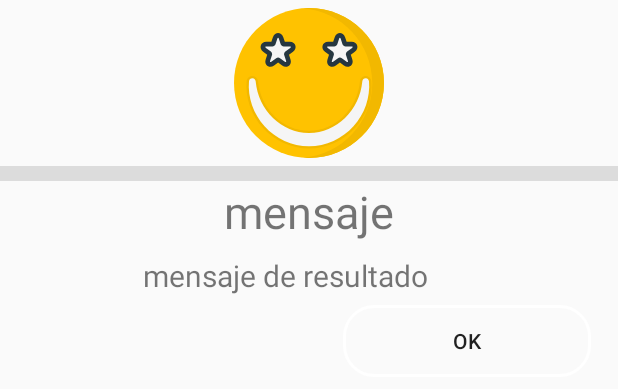
After one commit to JuanDaa/Utilidades-PJIC, an Android app: the layout calculate_note_dialog.xml on its own in the app's theme, with its tools: preview values and no code run, on a phone screen of 412 x 824 dp. The commit adds this screen. Shown: the top 389 px of the screen. Run offline under Robolectric (Android 15) with nearby library versions, the phone set to English and light mode, and no system bars.

Commit message:
Add FUNCTIONS

```diff
--- /dev/null
+++ b/app/src/main/res/drawable/ic_star.xml
@@ -0,0 +1,11 @@
+<vector android:height="24dp" android:viewportHeight="128"
+    android:viewportWidth="128" android:width="24dp" xmlns:android="http://schemas.android.com/apk/res/android">
+    <path android:fillColor="#FFC200" android:pathData="M64,64m-64,0a64,64 0,1 1,128 0a64,64 0,1 1,-128 0"/>
+    <path android:fillColor="#F2B800" android:pathData="M64,0c-1.685,0 -3.349,0.085 -5,0.213C92.008,2.767 118,30.337 118,64s-25.992,61.233 -59,63.787c1.651,0.128 3.315,0.213 5,0.213c35.348,0 64,-28.652 64,-64S99.348,0 64,0z"/>
+    <path android:fillColor="#F2B800" android:pathData="M63.989,119.955c-7.497,-0.046 -15.003,-1.682 -21.704,-4.731c-6.841,-3.177 -12.965,-7.676 -17.723,-13.019c-4.819,-5.298 -8.648,-11.742 -11.059,-18.623c-2.388,-6.975 -3.318,-14.296 -2.696,-21.184c0.228,-2.521 2.306,-4.42 4.833,-4.42c0.146,0 0.292,0.006 0.439,0.02c2.337,0.211 4.187,2.061 4.398,4.398c1.07,11.602 6.105,22.306 14.177,30.138c7.966,7.769 18.525,12.224 28.977,12.224h0.737c10.452,0 21.013,-4.454 28.974,-12.219c8.077,-7.855 13.111,-18.572 14.176,-30.18c0.231,-2.515 2.309,-4.41 4.83,-4.41c0.147,0 0.297,0.008 0.446,0.021c2.333,0.214 4.179,2.062 4.39,4.393c0.634,6.938 -0.297,14.247 -2.686,21.208c-2.411,6.891 -6.239,13.336 -11.074,18.649c-4.743,5.328 -10.867,9.828 -17.695,12.998c-6.714,3.056 -14.219,4.689 -21.717,4.736c-0.004,0 -0.009,0 -0.014,0C63.996,119.955 63.993,119.955 63.989,119.955z"/>
+    <path android:fillColor="#F5F5F5" android:pathData="M115.2,62.613c0.612,6.709 -0.341,13.745 -2.591,20.309c-2.3,6.564 -5.914,12.732 -10.663,17.953c-4.696,5.275 -10.574,9.52 -17.059,12.529c-6.512,2.963 -13.7,4.506 -20.887,4.551c-7.188,-0.044 -14.377,-1.589 -20.889,-4.552c-6.482,-3.012 -12.36,-7.255 -17.058,-12.528c-4.75,-5.221 -8.364,-11.389 -10.664,-17.953c-2.252,-6.578 -3.205,-13.563 -2.593,-20.344c0.143,-1.571 1.53,-2.729 3.103,-2.588c1.395,0.126 2.465,1.241 2.587,2.588c1.118,12.106 6.459,23.321 14.774,31.391c8.274,8.07 19.435,12.895 30.738,12.787c11.304,0.106 22.463,-4.715 30.738,-12.785c8.313,-8.086 13.652,-19.248 14.771,-31.428c0.146,-1.57 1.532,-2.725 3.103,-2.581c1.393,0.128 2.459,1.235 2.58,2.581L115.2,62.613z"/>
+    <path android:fillColor="#263740" android:pathData="M31.082,50.156c-1.408,0 -2.688,-0.646 -3.508,-1.775c-0.519,-0.713 -1.277,-2.249 -0.541,-4.519l1.313,-4.046l-3.44,-2.5c-2.228,-1.617 -2.496,-3.801 -2.008,-5.304c0.487,-1.503 1.989,-3.108 4.739,-3.108h4.254l1.314,-4.044c0.85,-2.617 2.842,-3.551 4.422,-3.551c1.582,0 3.574,0.934 4.424,3.551l1.313,4.044h4.254c2.752,0 4.254,1.605 4.742,3.108c0.487,1.503 0.217,3.687 -2.009,5.304l-3.44,2.5l1.313,4.046c0.736,2.27 -0.022,3.805 -0.541,4.519c-0.819,1.128 -2.1,1.775 -3.51,1.775c-1.061,0 -2.104,-0.369 -3.104,-1.097l-3.441,-2.5l-3.441,2.5c-1,0.728 -2.045,1.097 -3.104,1.097C31.084,50.156 31.084,50.156 31.082,50.156z"/>
+    <path android:fillColor="#F5F5F5" android:pathData="M37.012,26.096c0.34,-1.047 0.896,-1.047 1.236,0l1.594,4.906c0.34,1.047 1.519,1.902 2.617,1.902h5.16c1.1,0 1.271,0.528 0.383,1.176l-4.174,3.032c-0.892,0.646 -1.34,2.031 -1,3.078l1.594,4.906c0.34,1.047 -0.111,1.373 -1,0.728l-4.174,-3.032c-0.891,-0.646 -2.348,-0.646 -3.236,0l-4.174,3.032c-0.891,0.646 -1.34,0.319 -1,-0.728l1.594,-4.906c0.34,-1.047 -0.11,-2.433 -1,-3.078l-4.174,-3.032c-0.891,-0.646 -0.719,-1.176 0.381,-1.176h5.16c1.101,0 2.279,-0.855 2.619,-1.902L37.012,26.096z"/>
+    <path android:fillColor="#263740" android:pathData="M83.824,50.156c-1.41,0 -2.689,-0.646 -3.508,-1.775c-0.521,-0.713 -1.279,-2.249 -0.543,-4.519l1.313,-4.046l-3.438,-2.5c-2.228,-1.617 -2.498,-3.801 -2.011,-5.304c0.488,-1.503 1.99,-3.108 4.742,-3.108h4.254l1.313,-4.044c0.85,-2.617 2.842,-3.551 4.424,-3.551c1.58,0 3.572,0.934 4.422,3.551l1.314,4.044h4.254c2.75,0 4.252,1.605 4.739,3.108c0.488,1.503 0.22,3.687 -2.008,5.304l-3.44,2.5l1.313,4.046c0.736,2.27 -0.022,3.805 -0.541,4.519c-0.819,1.128 -2.1,1.775 -3.508,1.775c-1.061,0 -2.105,-0.369 -3.107,-1.097l-3.438,-2.5l-3.441,2.5C85.93,49.787 84.885,50.156 83.824,50.156L83.824,50.156z"/>
+    <path android:fillColor="#F5F5F5" android:pathData="M89.752,26.096c0.34,-1.047 0.896,-1.047 1.236,0l1.594,4.906c0.34,1.047 1.52,1.902 2.619,1.902h5.16c1.1,0 1.271,0.528 0.381,1.176l-4.174,3.032c-0.89,0.646 -1.341,2.031 -1,3.078l1.594,4.906c0.34,1.047 -0.109,1.373 -1,0.728l-4.174,-3.032c-0.89,-0.646 -2.347,-0.646 -3.236,0l-4.174,3.032c-0.889,0.646 -1.34,0.319 -1,-0.728l1.594,-4.906c0.34,-1.047 -0.109,-2.433 -1,-3.078l-4.174,-3.032c-0.889,-0.646 -0.717,-1.176 0.383,-1.176h5.16c1.1,0 2.277,-0.855 2.617,-1.902L89.752,26.096z"/>
+</vector>
--- /dev/null
+++ b/app/src/main/res/layout/calculate_note_dialog.xml
@@ -0,0 +1,57 @@
+<?xml version="1.0" encoding="utf-8"?>
+<LinearLayout xmlns:android="http://schemas.android.com/apk/res/android"
+    android:orientation="vertical" android:layout_width="match_parent"
+    android:layout_height="match_parent">
+
+    <ImageView
+        android:id="@+id/imageResult"
+        android:layout_width="100dp"
+        android:layout_gravity="center"
+        android:layout_margin="5dp"
+        android:contentDescription="Emotion"
+        android:src="@drawable/ic_star"
+        android:layout_height="100dp" />
+
+    <View
+        android:id="@+id/divider"
+        android:layout_width="match_parent"
+        android:layout_height="10dp"
+        android:outlineAmbientShadowColor="@color/black_overlay"
+        android:background="?android:attr/listDivider" />
+
+    <RelativeLayout
+        android:layout_width="match_parent"
+        android:layout_height="match_parent">
+
+        <TextView
+            android:id="@+id/messageText"
+            android:layout_width="wrap_content"
+            android:layout_height="wrap_content"
+            android:layout_alignParentTop="true"
+            android:layout_centerHorizontal="true"
+            android:text="mensaje"
+            android:textSize="30sp" />
+
+        <TextView
+            android:id="@+id/messageResult"
+            android:layout_width="wrap_content"
+            android:layout_height="wrap_content"
+            android:layout_alignParentStart="true"
+            android:layout_alignParentTop="true"
+            android:layout_marginStart="95dp"
+            android:layout_marginTop="49dp"
+            android:text="mensaje de resultado"
+            android:textSize="20sp" />
+
+        <Button
+            android:layout_width="wrap_content"
+            android:id="@+id/closeButton"
+            android:layout_height="wrap_content"
+            android:layout_below="@+id/messageResult"
+            android:layout_alignParentEnd="true"
+            android:layout_marginTop="6dp"
+            android:layout_marginEnd="18dp"
+            android:background="@drawable/shape_button"
+            android:text="OK" />
+    </RelativeLayout>
+</LinearLayout>
--- a/app/src/main/res/layout/welcome_slide1.xml
+++ b/app/src/main/res/layout/welcome_slide1.xml
@@ -33,7 +33,7 @@
             android:layout_marginTop="20dp"
             android:paddingLeft="@dimen/desc_padding"
             android:paddingRight="@dimen/desc_padding"
-            android:text="@string/slide_1_desc"
+            android:text="Todo lo que el poli tiene para ti"
             android:textAlignment="center"
             android:textColor="@android:color/white"
             android:textSize="@dimen/slide_desc" />
--- a/app/src/main/res/layout/welcome_slide2.xml
+++ b/app/src/main/res/layout/welcome_slide2.xml
@@ -18,7 +18,7 @@
         <TextView
             android:layout_width="wrap_content"
             android:layout_height="wrap_content"
-            android:text="@string/slide_2_title"
+            android:text="Tus notas"
             android:textColor="@android:color/white"
             android:textSize="@dimen/slide_title"
             android:textStyle="bold" />
@@ -29,7 +29,7 @@
             android:layout_marginTop="20dp"
             android:paddingLeft="@dimen/desc_padding"
             android:paddingRight="@dimen/desc_padding"
-            android:text="@string/slide_2_desc"
+            android:text="Podras calcular tus notas y saber cuanto te falta para ganar"
             android:textAlignment="center"
             android:textColor="@android:color/white"
             android:textSize="@dimen/slide_desc" />
```
Also changed, not shown: app/src/main/java/util/pjic/com/utilidadespjic/MainActivity.java (+79 -4 lines), app/src/main/res/drawable/ic_depression.xml (added, +9 -0 lines), app/src/main/res/drawable/ic_geek.xml (added, +24 -0 lines), app/src/main/res/drawable/ic_surprise.xml (added, +9 -0 lines), app/src/main/res/layout/activity_main.xml (+0 -14 lines), app/src/main/res/layout/welcome_slide3.xml (+6 -4 lines).
